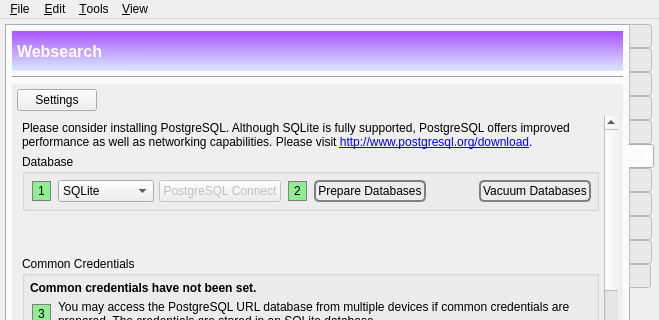
Old version of the form branches/trunk/GoldBug-UI/controlcenter.ui in the repository textbrowser/spot-on; both pictures show x 0 to 659 and y 0 to 320 of the 659 by 798 pixel window.
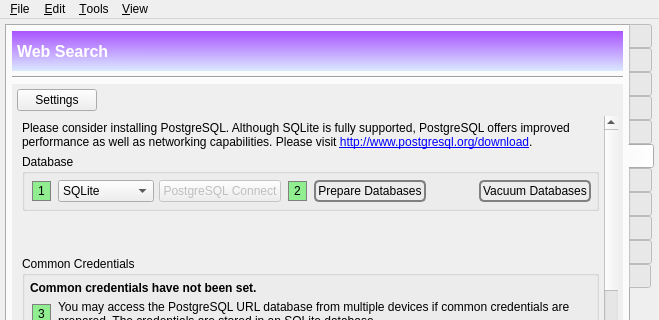
New version of the form. The open tabs and pages were chosen to show the change. Icons and pictures are not drawn. Custom widgets are drawn as their Qt base class.

Diff of the .ui file:
```diff
--- a/branches/trunk/GoldBug-UI/controlcenter.ui
+++ b/branches/trunk/GoldBug-UI/controlcenter.ui
@@ -4952,7 +4952,7 @@
 </string>
           </property>
           <property name="text">
-           <string>Websearch</string>
+           <string>Web Search</string>
           </property>
           <property name="indent">
            <number>5</number>
```
Left out of the diff: 2 changed lines with no effect on the pictures.
